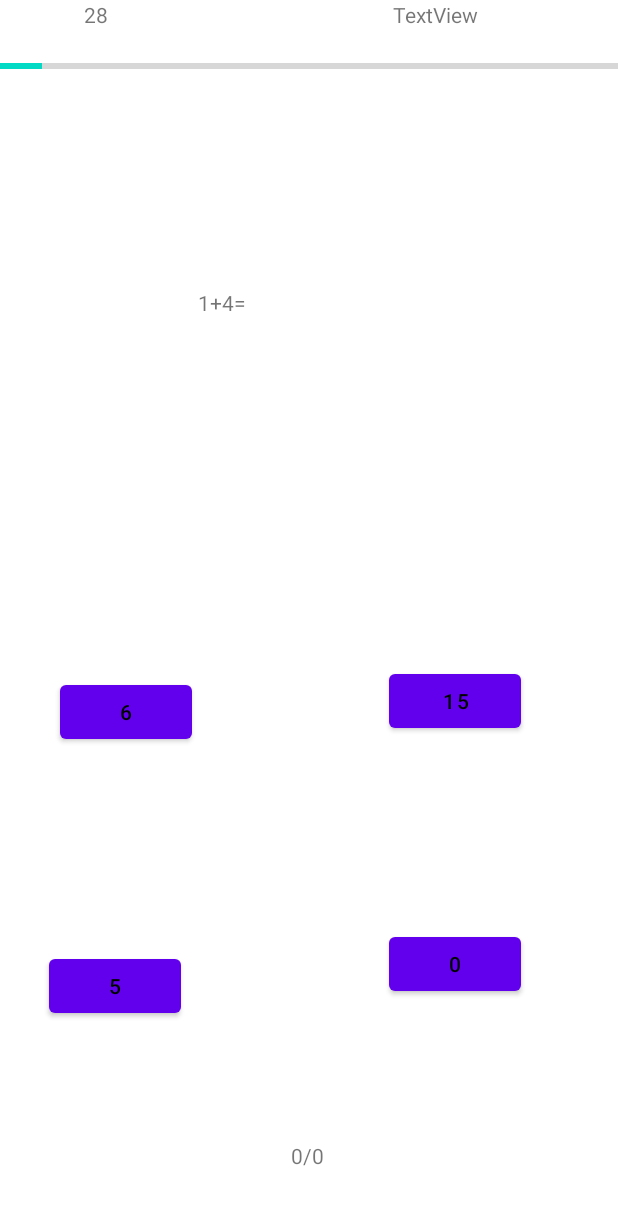
After one commit to jeremyds68440/zinzins_des_math, an Android app: the SecondGameActivity screen opened directly, with no data from a screen before it, on a phone screen of 412 x 824 dp. The commit adds this screen. Shown: the top 1205 px of the screen. Run offline under Robolectric (Android 15) with nearby library versions, the phone set to English and light mode, and no system bars.

Commit message:
ajout jeux 2

```diff
--- a/app/src/main/java/com/example/zinzins_des_math/DifficultyActivity.java
+++ b/app/src/main/java/com/example/zinzins_des_math/DifficultyActivity.java
@@ -52,7 +52,7 @@ public class DifficultyActivity extends AppCompatActivity {
             @Override
             public void onClick(View v) {
                 medium.setColorFilter(Color.argb(80, 0, 0, 0));
-                Intent moyen = new Intent(getApplicationContext(), LevelActivity.class);
+                Intent moyen = new Intent(getApplicationContext(), SecondGameActivity.class);
                 startActivity(moyen);
                 overridePendingTransition(android.R.anim.fade_in, android.R.anim.fade_out);
                 finish();
--- /dev/null
+++ b/app/src/main/java/com/example/zinzins_des_math/Equation.java
@@ -0,0 +1,104 @@
+package com.example.zinzins_des_math;
+
+import java.util.Random;
+
+public class Equation {
+    private int firstNbr;
+    private int secondNbr;
+    private int answer;
+    private int [] answerArray;
+    private int answerSol;
+    private int maxNbr;
+    private String equationPhrase;
+
+    public Equation(int maxNbr){
+        this.maxNbr = maxNbr;
+        Random randomNbr = new Random();
+
+        this.firstNbr = randomNbr.nextInt(maxNbr);
+        this.secondNbr = randomNbr.nextInt(maxNbr);
+        this.answer = this.firstNbr + this.secondNbr;
+        this.equationPhrase = firstNbr + "+" + secondNbr + "=";
+
+        this.answerSol = randomNbr.nextInt(4);
+        this.answerArray = new int[] {0,1,2,3};
+
+        this.answerArray[0] = answer + 1;
+        this.answerArray[1] = answer + 10;
+        this.answerArray[2] = answer - 5;
+        this.answerArray[3] = answer - 2;
+
+        this.answerArray = shuffleArray(this.answerArray);
+
+        answerArray[answerSol] = answer;
+    }
+
+    private int [] shuffleArray(int[] array){
+        int index,temp;
+        Random randNbr = new Random();
+
+        for(int i = array.length - 1; i > 0;i--){
+            index = randNbr.nextInt(i+1);
+            temp = array[index];
+            array[index] = array[i];
+            array[i] = temp;
+        }
+        return array;
+    }
+
+    public int getFirstNbr() {
+        return firstNbr;
+    }
+
+    public void setFirstNbr(int firstNbr) {
+        this.firstNbr = firstNbr;
+    }
+
+    public int getSecondNbr() {
+        return secondNbr;
+    }
+
+    public void setSecondNbr(int secondNbr) {
+        this.secondNbr = secondNbr;
+    }
+
+    public int getAnswer() {
+        return answer;
+    }
+
+    public void setAnswer(int answer) {
+        this.answer = answer;
+    }
+
+    public int[] getAnswerArray() {
+        return answerArray;
+    }
+
+    public void setAnswerArray(int[] answerArray) {
+        this.answerArray = answerArray;
+    }
+
+    public int getAnswerSol() {
+        return answerSol;
+    }
+
+    public void setAnswerSol(int answerSol) {
+        this.answerSol = answerSol;
+    }
+
+    public int getMaxNbr() {
+        return maxNbr;
+    }
+
+    public void setMaxNbr(int maxNbr) {
+        this.maxNbr = maxNbr;
+    }
+
+    public String getEquationPhrase() {
+        return equationPhrase;
+    }
+
+    public void setEquationPhrase(String equationPhrase) {
+        this.equationPhrase = equationPhrase;
+    }
+}
--- /dev/null
+++ b/app/src/main/java/com/example/zinzins_des_math/Game.java
@@ -0,0 +1,88 @@
+package com.example.zinzins_des_math;
+
+import java.util.ArrayList;
+import java.util.List;
+
+public class Game {
+
+    private List<Equation> equation;
+
+    public List<Equation> getEquation() {
+        return equation;
+    }
+
+    public void setEquation(List<Equation> equation) {
+        this.equation = equation;
+    }
+
+    public Equation getCurrentEquation() {
+        return currentEquation;
+    }
+
+    public void setCurrentEquation(Equation currentEquation) {
+        this.currentEquation = currentEquation;
+    }
+
+    public int getNumberCorrect() {
+        return numberCorrect;
+    }
+
+    public void setNumberCorrect(int numberCorrect) {
+        this.numberCorrect = numberCorrect;
+    }
+
+    public int getNumberIncorrect() {
+        return numberIncorrect;
+    }
+
+    public void setNumberIncorrect(int numberIncorrect) {
+        this.numberIncorrect = numberIncorrect;
+    }
+
+    public int getTotalEquations() {
+        return totalEquations;
+    }
+
+    public void setTotalEquations(int totalEquations) {
+        this.totalEquations = totalEquations;
+    }
+
+    public int getScore() {
+        return score;
+    }
+
+    public void setScore(int score) {
+        this.score = score;
+    }
+
+    private Equation currentEquation;
+    private int numberCorrect,numberIncorrect,totalEquations,score;
+
+    public Game(){
+        numberCorrect = 0;
+        numberIncorrect = 0;
+        totalEquations = 0;
+        score = 0;
+        currentEquation = new Equation(10);
+        equation = new ArrayList<Equation>();
+    }
+
+    public void newEquation(){
+        currentEquation = new Equation(totalEquations * 2+5);
+        totalEquations ++;
+        equation.add(currentEquation);
+    }
+
+    public boolean checkAnswer(int submittedAnswer){
+        boolean isCorrect;
+        if(currentEquation.getAnswer() == submittedAnswer){
+            numberCorrect++;
+            isCorrect=true;
+        }else {
+            numberIncorrect++;
+            isCorrect=false;
+        }
+        score = numberCorrect *10 - numberIncorrect * 30;
+        return isCorrect;
+    }
+}
--- /dev/null
+++ b/app/src/main/java/com/example/zinzins_des_math/SecondGameActivity.java
@@ -0,0 +1,92 @@
+package com.example.zinzins_des_math;
+
+import androidx.appcompat.app.AppCompatActivity;
+
+import android.os.Bundle;
+import android.os.CountDownTimer;
+import android.view.View;
+import android.widget.Button;
+import android.widget.ProgressBar;
+import android.widget.TextView;
+import android.widget.Toast;
+
+public class SecondGameActivity extends AppCompatActivity {
+
+    Button btn_ans0,btn_ans1,btn_ans2,btn_ans3;
+    TextView equation,timer,score,soluaff;
+    ProgressBar progresstimer;
+
+    Game g = new Game();
+    int secondsRemaining = 30;
+    CountDownTimer temps = new CountDownTimer(30000,1000) {
+        @Override
+        public void onTick(long millisUntilFinished) {
+            secondsRemaining--;
+            timer.setText(Integer.toString(secondsRemaining));
+            progresstimer.setProgress(30 - secondsRemaining);
+        }
+
+        @Override
+        public void onFinish() {
+
+        }
+    };
+
+    @Override
+    protected void onCreate(Bundle savedInstanceState) {
+        super.onCreate(savedInstanceState);
+        setContentView(R.layout.activity_second_game);
+        temps.start();
+        btn_ans0 = findViewById(R.id.btn_ans0);
+        btn_ans1 = findViewById(R.id.btn_ans1);
+        btn_ans2 = findViewById(R.id.btn_ans2);
+        btn_ans3 = findViewById(R.id.btn_ans3);
+
+        progresstimer = findViewById(R.id.progressBar);
+        timer = findViewById(R.id.timer);
+        equation = findViewById(R.id.equation);
+        score = findViewById(R.id.score);
+        soluaff = findViewById(R.id.answersolus);
+
+        timer.setText("0sec");
+        equation.setText("");
+        nextTurn();
+
+        View.OnClickListener answerButtonClickListener = new View.OnClickListener() {
+            @Override
+            public void onClick(View v) {
+                Button buttonClicked = (Button) v;
+                int answerselec = Integer.parseInt(buttonClicked.getText().toString());
+
+                g.checkAnswer(answerselec);
+                score.setText(Integer.toString(g.getScore()));
+                nextTurn();
+            }
+        };
+
+        btn_ans0.setOnClickListener(answerButtonClickListener);
+        btn_ans1.setOnClickListener(answerButtonClickListener);
+        btn_ans2.setOnClickListener(answerButtonClickListener);
+        btn_ans3.setOnClickListener(answerButtonClickListener);
+
+    }
+
+    private void nextTurn(){
+
+        g.newEquation();
+        int [] answer = g.getCurrentEquation().getAnswerArray();
+        btn_ans0.setText(Integer.toString(answer[0]));
+        btn_ans1.setText(Integer.toString(answer[1]));
+        btn_ans2.setText(Integer.toString(answer[2]));
+        btn_ans3.setText(Integer.toString(answer[3]));
+
+        btn_ans0.setEnabled(true);
+        btn_ans1.setEnabled(true);
+        btn_ans2.setEnabled(true);
+        btn_ans3.setEnabled(true);
+
+        equation.setText(g.getCurrentEquation().getEquationPhrase());
+        soluaff.setText(g.getNumberCorrect() + "/" + (g.getTotalEquations()-1));
+
+    }
+}
--- /dev/null
+++ b/app/src/main/res/layout/activity_second_game.xml
@@ -0,0 +1,110 @@
+<?xml version="1.0" encoding="utf-8"?>
+<androidx.constraintlayout.widget.ConstraintLayout xmlns:android="http://schemas.android.com/apk/res/android"
+    xmlns:app="http://schemas.android.com/apk/res-auto"
+    xmlns:tools="http://schemas.android.com/tools"
+    android:layout_width="match_parent"
+    android:layout_height="match_parent"
+    tools:context=".SecondGameActivity">
+
+    <TextView
+        android:id="@+id/equation"
+        android:layout_width="wrap_content"
+        android:layout_height="wrap_content"
+        android:layout_marginStart="60dp"
+        android:layout_marginTop="192dp"
+        android:text="@string/equation"
+        app:layout_constraintStart_toEndOf="@+id/timer"
+        app:layout_constraintTop_toTopOf="parent" />
+
+    <TextView
+        android:id="@+id/score"
+        android:layout_width="wrap_content"
+        android:layout_height="wrap_content"
+        android:text="TextView"
+        app:layout_constraintEnd_toEndOf="parent"
+        app:layout_constraintHorizontal_bias="0.511"
+        app:layout_constraintStart_toEndOf="@+id/equation"
+        tools:layout_editor_absoluteY="64dp" />
+
+    <TextView
+        android:id="@+id/timer"
+        android:layout_width="wrap_content"
+        android:layout_height="wrap_content"
+        android:layout_marginStart="56dp"
+        android:text="@string/timer"
+        app:layout_constraintStart_toStartOf="parent"
+        tools:layout_editor_absoluteY="64dp" />
+
+    <Button
+        android:id="@+id/btn_ans1"
+        android:layout_width="wrap_content"
+        android:layout_height="wrap_content"
+        android:text="Button"
+        app:layout_constraintBottom_toBottomOf="parent"
+        app:layout_constraintEnd_toEndOf="parent"
+        app:layout_constraintHorizontal_bias="0.801"
+        app:layout_constraintStart_toStartOf="parent"
+        app:layout_constraintTop_toTopOf="parent"
+        app:layout_constraintVertical_bias="0.571" />
+
+    <Button
+        android:id="@+id/btn_ans2"
+        android:layout_width="wrap_content"
+        android:layout_height="wrap_content"
+        android:text="Button"
+        app:layout_constraintBottom_toBottomOf="parent"
+        app:layout_constraintEnd_toEndOf="parent"
+        app:layout_constraintHorizontal_bias="0.1"
+        app:layout_constraintStart_toStartOf="parent"
+        app:layout_constraintTop_toTopOf="parent"
+        app:layout_constraintVertical_bias="0.816" />
+
+    <Button
+        android:id="@+id/btn_ans3"
+        android:layout_width="wrap_content"
+        android:layout_height="wrap_content"
+        android:text="Button"
+        app:layout_constraintBottom_toBottomOf="parent"
+        app:layout_constraintEnd_toEndOf="parent"
+        app:layout_constraintHorizontal_bias="0.801"
+        app:layout_constraintStart_toStartOf="parent"
+        app:layout_constraintTop_toTopOf="parent"
+        app:layout_constraintVertical_bias="0.797" />
+
+    <Button
+        android:id="@+id/btn_ans0"
+        android:layout_width="wrap_content"
+        android:layout_height="wrap_content"
+        android:text="Button"
+        app:layout_constraintBottom_toBottomOf="parent"
+        app:layout_constraintEnd_toEndOf="parent"
+        app:layout_constraintHorizontal_bias="0.123"
+        app:layout_constraintStart_toStartOf="parent"
+        app:layout_constraintTop_toTopOf="parent"
+        app:layout_constraintVertical_bias="0.581" />
+
+    <TextView
+        android:id="@+id/answersolus"
+        android:layout_width="wrap_content"
+        android:layout_height="wrap_content"
+        android:layout_marginBottom="44dp"
+        android:text="TextView"
+        app:layout_constraintBottom_toBottomOf="parent"
+        app:layout_constraintEnd_toEndOf="parent"
+        app:layout_constraintHorizontal_bias="0.498"
+        app:layout_constraintStart_toStartOf="parent" />
+
+    <ProgressBar
+        android:id="@+id/progressBar"
+        style="?android:attr/progressBarStyleHorizontal"
+        android:layout_width="0dp"
+        android:layout_height="wrap_content"
+        android:layout_marginTop="36dp"
+        android:max="30"
+        android:progress="10"
+        app:layout_constraintEnd_toEndOf="parent"
+        app:layout_constraintHorizontal_bias="0.498"
+        app:layout_constraintStart_toStartOf="parent"
+        app:layout_constraintTop_toTopOf="parent" />
+
+</androidx.constraintlayout.widget.ConstraintLayout>
--- a/app/src/main/res/values-night/themes.xml
+++ b/app/src/main/res/values-night/themes.xml
@@ -12,5 +12,6 @@
         <!-- Status bar color. -->
         <item name="android:statusBarColor" tools:targetApi="l">?attr/colorPrimaryVariant</item>
         <!-- Customize your theme here. -->
+        <item name="android:windowFullscreen">true</item>
     </style>
 </resources>
--- a/app/src/main/res/values/strings.xml
+++ b/app/src/main/res/values/strings.xml
@@ -1,4 +1,9 @@
 <resources xmlns:tools="http://schemas.android.com/tools">
     <string name="app_name">Z2M</string>
     <string name="font" tools:ignore="ReferenceType">@font/nirmala_b</string>
+    <string name="equation">0</string>
+    <string name="reponse1">0</string>
+    <string name="reponse2">0</string>
+    <string name="reponse3">0</string>
+    <string name="timer">0</string>
 </resources>
```
Also changed, not shown: app/src/main/AndroidManifest.xml (+7 -4 lines), app/src/main/res/drawable/songoku.png (added).
